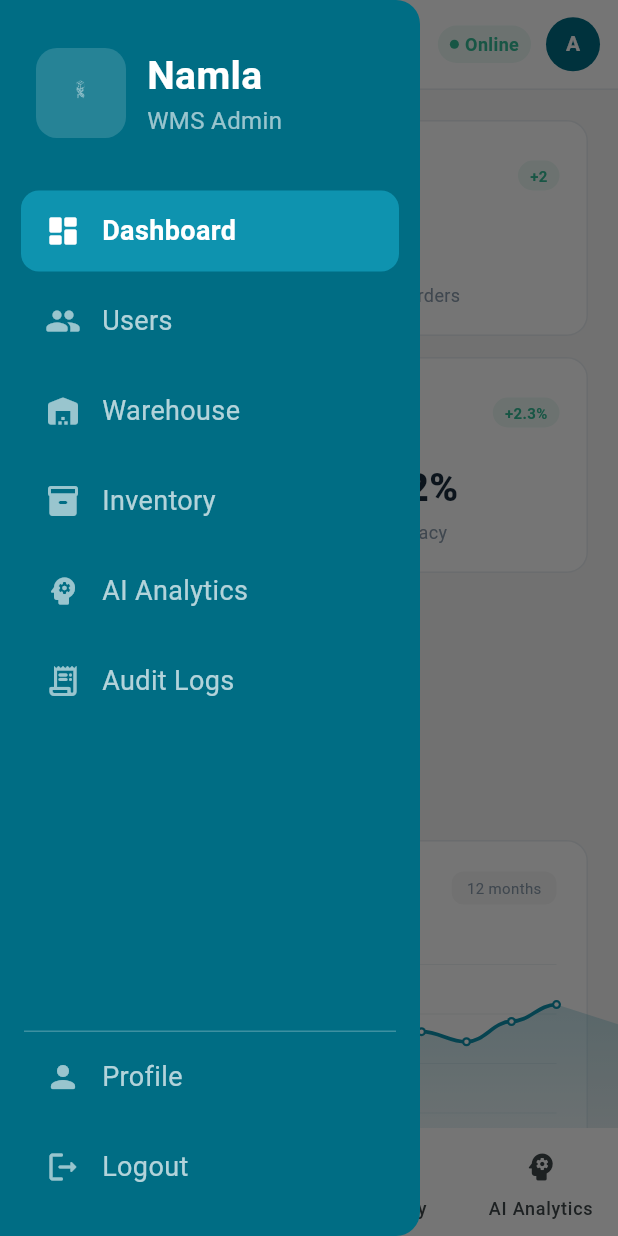
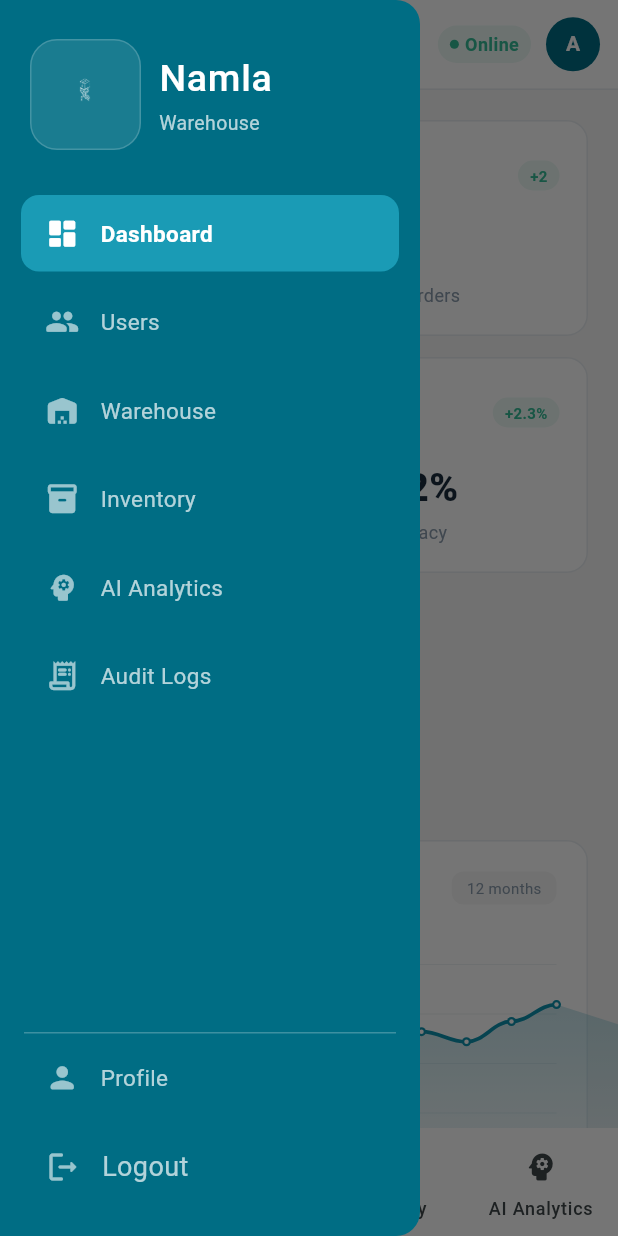
Before and after one commit to M-islem02/MobAI-, a Flutter app: the AdminShell screen opened by its route, with the side drawer open, on a phone screen of 412 x 824 dp. Run offline on Flutter 3.47's test engine with Material 3 defaults, Android fonts, the phone set to English and light mode, and no system bars.

Commit message:
Polish login logo and sidebar navbar styling

```diff
--- a/lib/screens/admin_shell.dart
+++ b/lib/screens/admin_shell.dart
@@ -214,7 +214,7 @@ class _AdminShellState extends State<AdminShell> {
       child: Column(
         children: [
           _buildSidebarHeader(),
-          const SizedBox(height: 12),
+          const SizedBox(height: 8),
           ...List.generate(_navItems.length, (i) => _buildSidebarItem(i)),
           const Spacer(),
           const Divider(
@@ -251,35 +251,38 @@ class _AdminShellState extends State<AdminShell> {
 
   Widget _buildSidebarHeader() {
     return Container(
-      padding: const EdgeInsets.fromLTRB(24, 32, 24, 24),
+      padding: const EdgeInsets.fromLTRB(20, 26, 20, 18),
       child: Row(
         children: [
           Container(
-            width: 60,
-            height: 60,
+            width: 74,
+            height: 74,
             decoration: BoxDecoration(
-              color: Colors.white.withValues(alpha: 0.15),
-              borderRadius: BorderRadius.circular(14),
+              color: Colors.white.withValues(alpha: 0.10),
+              borderRadius: BorderRadius.circular(18),
+              border: Border.all(color: Colors.white.withValues(alpha: 0.18)),
             ),
             padding: const EdgeInsets.all(8),
             child: Image.asset(
               'assets/images/ant_logo.png',
               fit: BoxFit.contain,
               errorBuilder: (_, __, ___) =>
-                  const Icon(Icons.warehouse, color: Colors.white, size: 30),
+                  const Icon(Icons.warehouse, color: Colors.white, size: 34),
             ),
           ),
-          const SizedBox(width: 14),
+          const SizedBox(width: 12),
           const Column(
             crossAxisAlignment: CrossAxisAlignment.start,
             children: [
               Text('Namla',
                   style: TextStyle(
                       color: Colors.white,
-                      fontSize: 26,
-                      fontWeight: FontWeight.bold)),
-              Text('WMS Admin',
-                  style: TextStyle(color: Colors.white60, fontSize: 16)),
+                      fontSize: 25,
+                      fontWeight: FontWeight.w500,
+                      letterSpacing: 0.5)),
+              SizedBox(height: 2),
+              Text('Warehouse',
+                  style: TextStyle(color: Colors.white70, fontSize: 13)),
             ],
           ),
         ],
@@ -294,9 +297,9 @@ class _AdminShellState extends State<AdminShell> {
     final lb = label ?? item!.label;
 
     return Padding(
-      padding: const EdgeInsets.symmetric(horizontal: 14, vertical: 3),
+      padding: const EdgeInsets.symmetric(horizontal: 14, vertical: 4),
       child: Material(
-        color: isActive ? AppColors.sidebarHover : Colors.transparent,
+        color: isActive ? const Color(0xFF1A9BB5) : Colors.transparent,
         borderRadius: BorderRadius.circular(12),
         child: InkWell(
           borderRadius: BorderRadius.circular(12),
@@ -307,13 +310,13 @@ class _AdminShellState extends State<AdminShell> {
             child: Row(
               children: [
                 Icon(ic,
-                    size: 24,
+                    size: 23,
                     color: isActive ? Colors.white : Colors.white60),
                 const SizedBox(width: 14),
                 Text(lb,
                     style: TextStyle(
                       color: isActive ? Colors.white : Colors.white70,
-                      fontSize: 18,
+                      fontSize: 30 / 2,
                       fontWeight: isActive ? FontWeight.w600 : FontWeight.w400,
                     )),
               ],
@@ -358,13 +361,14 @@ class _AdminShellState extends State<AdminShell> {
       color: AppColors.sidebar,
       child: Column(
         children: [
-          const SizedBox(height: 20),
+          const SizedBox(height: 16),
           Container(
-            width: 56,
-            height: 56,
+            width: 62,
+            height: 62,
             decoration: BoxDecoration(
-              color: Colors.white.withValues(alpha: 0.15),
-              borderRadius: BorderRadius.circular(12),
+              color: Colors.white.withValues(alpha: 0.12),
+              borderRadius: BorderRadius.circular(14),
+              border: Border.all(color: Colors.white.withValues(alpha: 0.18)),
             ),
             padding: const EdgeInsets.all(8),
             child: Image.asset(
@@ -374,7 +378,7 @@ class _AdminShellState extends State<AdminShell> {
                   const Icon(Icons.warehouse, color: Colors.white, size: 28),
             ),
           ),
-          const SizedBox(height: 24),
+          const SizedBox(height: 20),
           ...List.generate(_navItems.length, (i) {
             final isActive = _selectedIndex == i;
             return Tooltip(
```
Also changed, not shown: lib/screens/login_screen.dart (+18 -10 lines).
